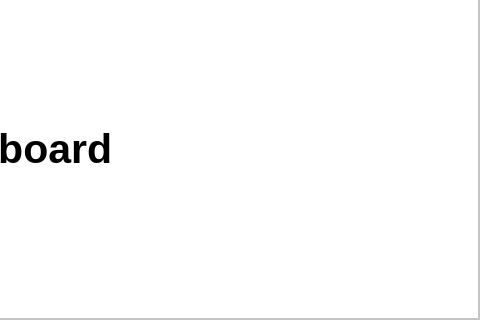
The window that mainwindow.ui (sanjanasw/CavelandHMS) describes before a commit, drawn with Qt 5; both pictures show x 571 to 1051 and y 281 to 601 of the 1051 by 601 pixel window.
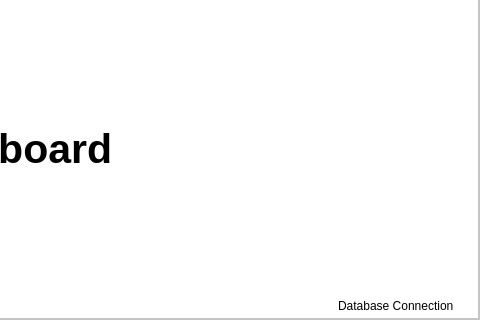
The same window after the commit.

Commit message: db connection file added

Diff of the .ui file:
```diff
--- a/mainwindow.ui
+++ b/mainwindow.ui
@@ -419,6 +419,22 @@
         <string>Dashboard</string>
        </property>
       </widget>
+      <widget class="QLabel" name="label">
+       <property name="geometry">
+        <rect>
+         <x>660</x>
+         <y>520</y>
+         <width>121</width>
+         <height>16</height>
+        </rect>
+       </property>
+       <property name="styleSheet">
+        <string notr="true">color: rgb(0, 0, 0);</string>
+       </property>
+       <property name="text">
+        <string>Database Connection</string>
+       </property>
+      </widget>
      </widget>
      <widget class="QFrame" name="RoomsArea">
       <property name="geometry">
```
The commit also changes 4 other files.
